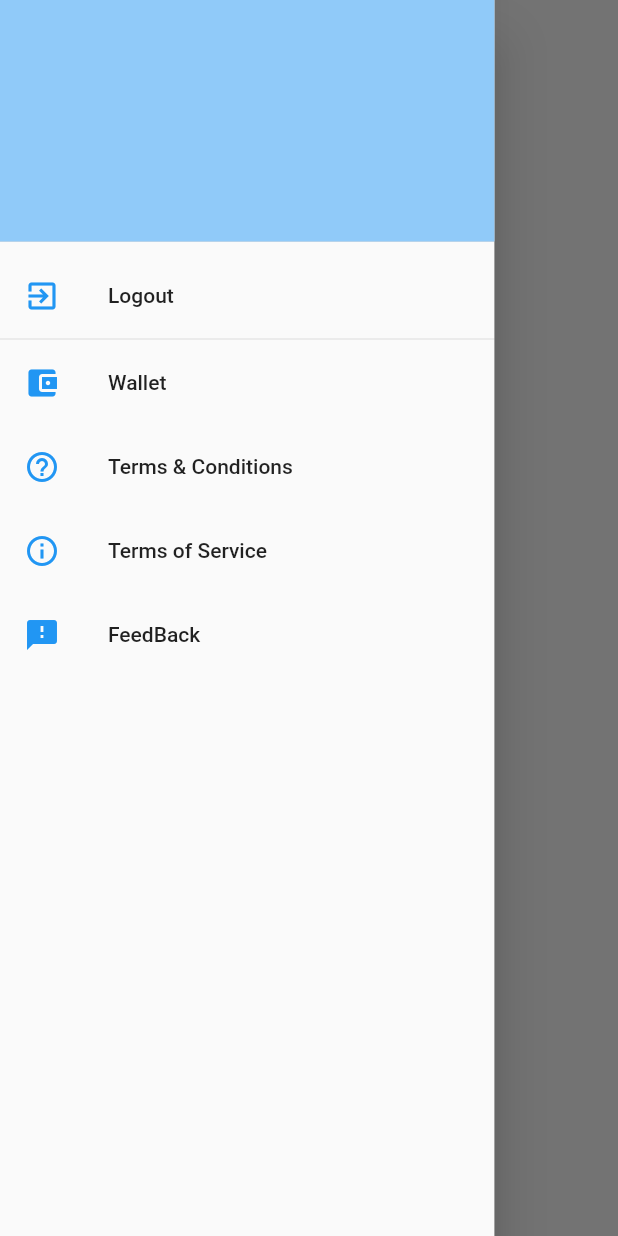
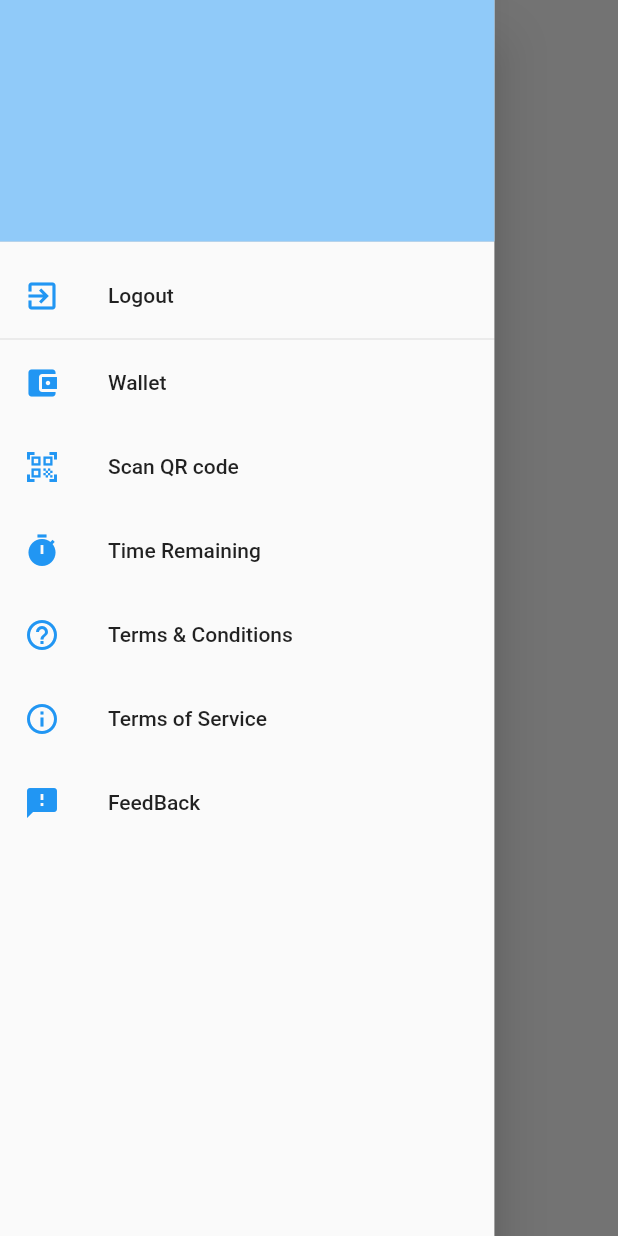
Before and after one commit to CPEN391G17/parking_app, a Flutter app: the HomePage screen opened directly, with the side drawer open, on a phone screen of 412 x 824 dp. Run offline on Flutter 3.47's test engine with Material 2 defaults, Android fonts, the phone set to English and light mode, and no system bars; our stand-ins replace cloud_firestore, firebase_auth, firebase_core, geolocator, google_fonts, google_maps_flutter; missing offline and left inert: barcode_scan_fix; accounts and stored records are empty; Roboto replaces fonts that are missing (Avenir-Medium).

Commit message:
Qr scanner added and nav bar modified

```diff
--- a/lib/widgets/side_navigation.dart
+++ b/lib/widgets/side_navigation.dart
@@ -52,13 +52,31 @@ class SideNavigationDrawer extends StatelessWidget {
               title: Text('Wallet'),
               onTap: () => onTap(2),
             ),
+
+            ListTile(
+              leading: Icon(
+                Icons.qr_code_scanner,
+                color: Theme.of(context).primaryColor,
+              ),
+              title: Text('Scan QR code'),
+              onTap: () => onTap(3),
+            ),
+
+            ListTile(
+              leading: Icon(
+                Icons.timer,
+                color: Theme.of(context).primaryColor,
+              ),
+              title: Text('Time Remaining'),
+              onTap: () => onTap(4),
+            ),
             ListTile(
               leading: Icon(
                 Icons.help_outline,
                 color: Theme.of(context).primaryColor,
               ),
               title: Text('Terms & Conditions'),
-              onTap: () => onTap(3),
+              onTap: () => onTap(5),
             ),
             ListTile(
               leading: Icon(
@@ -66,7 +84,7 @@ class SideNavigationDrawer extends StatelessWidget {
                 color: Theme.of(context).primaryColor,
               ),
               title: Text('Terms of Service'),
-              onTap: () => onTap(4),
+              onTap: () => onTap(6),
             ),
             ListTile(
               leading: Icon(
@@ -74,7 +92,7 @@ class SideNavigationDrawer extends StatelessWidget {
                 color: Theme.of(context).primaryColor,
               ),
               title: Text('FeedBack'),
-              onTap: () => onTap(5),
+              onTap: () => onTap(7),
             ),
           ],
         ),
--- a/pubspec.yaml
+++ b/pubspec.yaml
@@ -23,6 +23,10 @@ environment:
 dependencies:
   flutter:
     sdk: flutter
+
+  path_provider: ^1.6.27
+  qr_flutter: ^3.2.0
+  barcode_scan_fix: ^1.0.2
 
   # FlutterFire
   firebase_core: "^0.7.0"
```
Also changed, not shown: lib/screens/home_page/home_page.dart (+16 -0 lines), lib/screens/qrscanner_page/qrscanner_page.dart (added, +64 -0 lines), pubspec.lock, 1 other file.
